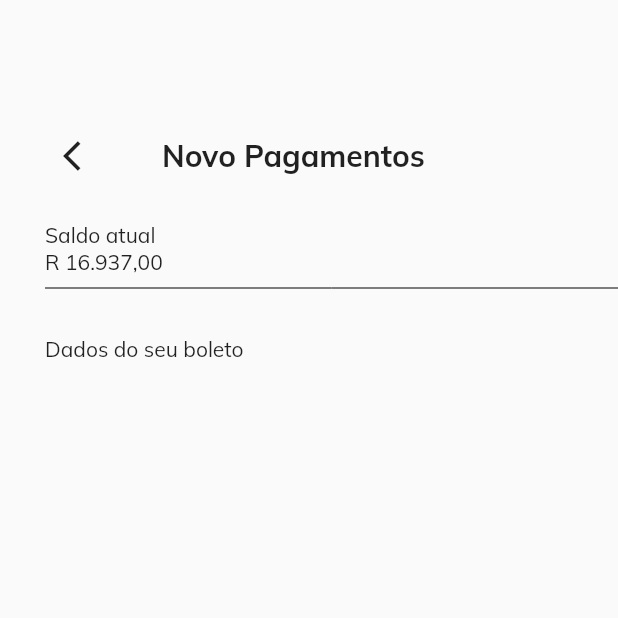
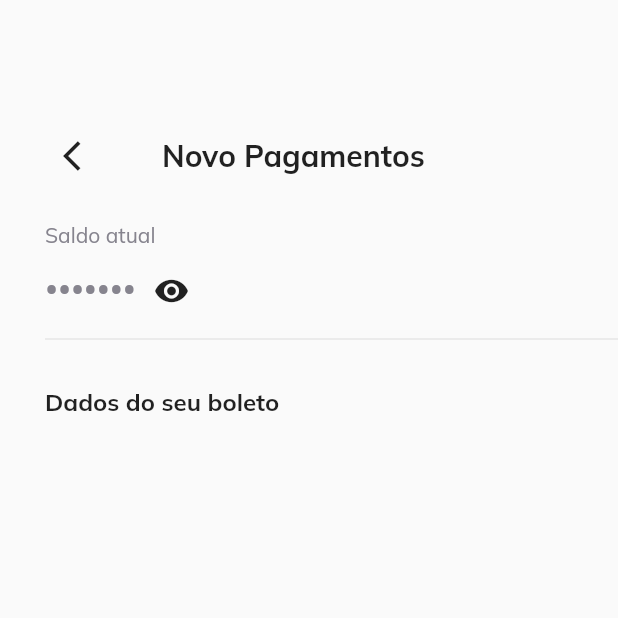
Before and after one commit to HugoPinheiroRaimundo/toodoo_bank, a Flutter app: the TicketConfirm screen opened by its route, on a phone screen of 412 x 824 dp, the top half of it. Run offline on Flutter 3.47's test engine with Material 2 defaults, Android fonts, the phone set to English and light mode, and no system bars; our stand-ins replace google_fonts.

Commit message:
init page confirm ticket

```diff
--- a/lib/pages/ticket_Confirm_page.dart
+++ b/lib/pages/ticket_Confirm_page.dart
@@ -1,5 +1,5 @@
 import 'package:flutter/material.dart';
-import 'package:toodoo_bank/components/custom_text.dart';
+import '../core/default.dart';
 
 class TicketConfirm extends StatefulWidget {
   const TicketConfirm({super.key});
@@ -9,6 +9,8 @@ class TicketConfirm extends StatefulWidget {
 }
 
 class _TicketConfirmState extends State<TicketConfirm> {
+  bool isObscured = true;
+
   @override
   Widget build(BuildContext context) {
     return Scaffold(
@@ -38,33 +40,55 @@ class _TicketConfirmState extends State<TicketConfirm> {
                   ),
                 ],
               )),
-          SizedBox(
+          const SizedBox(
             height: 20,
           ),
           Padding(
             padding: const EdgeInsets.only(left: 30),
             child: Column(
-              mainAxisAlignment: MainAxisAlignment.spaceEvenly,
-              crossAxisAlignment: CrossAxisAlignment.stretch,
-              children: const [
-                CustomText(
-                  normalText: "Saldo atual",
-                  fontSize: 12,
-                  isBold: false,
-                  isGray: true,
+              crossAxisAlignment: CrossAxisAlignment.start,
+              children: [
+                Padding(
+                  padding: const EdgeInsets.only(bottom: 4.0),
+                  child: Text("Saldo atual",
+                      style: TextStyle(
+                          color: DefaultConfig.defaultColorText, fontSize: 14)),
                 ),
-                Text("R 16.937,00  "),
-                Divider(
-                  color: Colors.black,
+                Row(
+                  children: [
+                    RichText(
+                        text: TextSpan(
+                            text: isObscured ? "" : "R\$ ",
+                            style: TextStyle(
+                                fontSize: 21,
+                                color: DefaultConfig.defaultColorText),
+                            children: [
+                          TextSpan(
+                              text: isObscured ? "•••••••" : "16.927,00",
+                              style: TextStyle(
+                                  fontSize: 24,
+                                  fontWeight: FontWeight.bold,
+                                  color: DefaultConfig.defaultColorText))
+                        ])),
+                    IconButton(
+                        onPressed: () {
+                          setState(() {
+                            isObscured = !isObscured;
+                          });
+                        },
+                        icon: isObscured
+                            ? const Icon(Icons.visibility)
+                            : const Icon(Icons.visibility_off))
+                  ],
                 ),
-                SizedBox(
-                  height: 24,
+                Divider(),
+                const Padding(
+                  padding: EdgeInsets.only(top: 24.0, bottom: 24.0),
+                  child: Text(
+                    "Dados do seu boleto",
+                    style: TextStyle(fontWeight: FontWeight.bold, fontSize: 16),
+                  ),
                 ),
-                CustomText(
-                    normalText: "Dados do seu boleto",
-                    fontSize: 16,
-                    isGray: true,
-                    isBold: true)
               ],
             ),
           )
```
